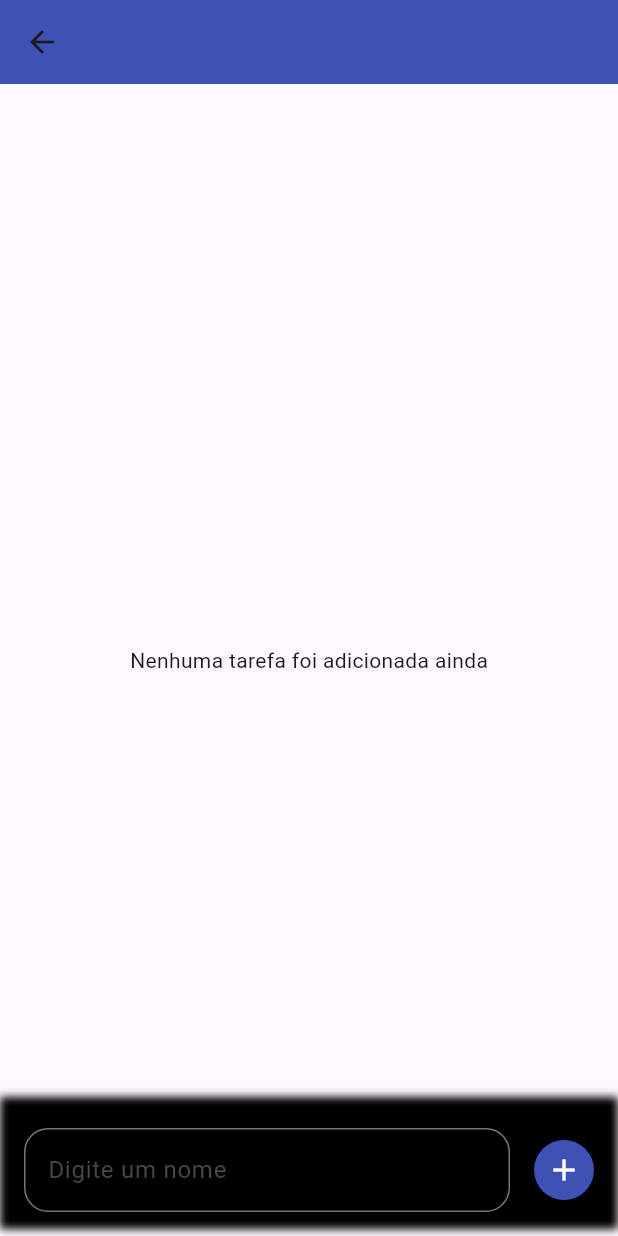
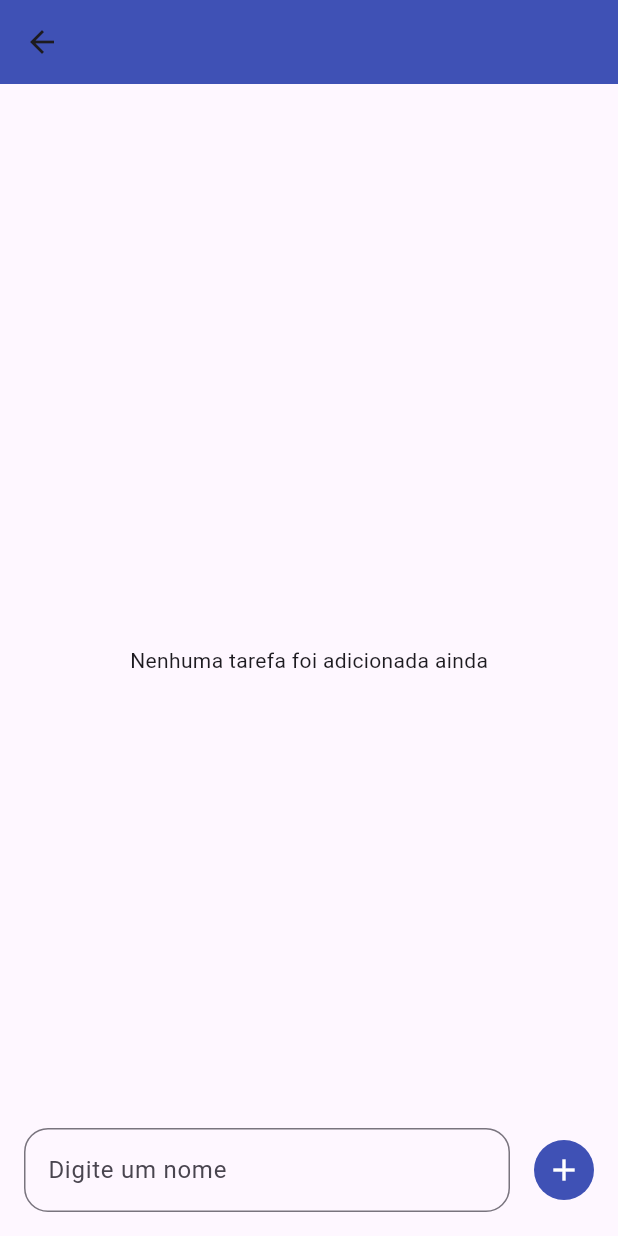
Before and after one commit to Murilo-Furlaneto/Aula_Cubit, a Flutter app: the HomePage screen opened directly with empty values, on a phone screen of 412 x 824 dp. Run offline on Flutter 3.47's test engine with Material 3 defaults, Android fonts, the phone set to English and light mode, and no system bars; our stand-ins replace bloc, flutter_bloc.

Commit message:
atualização de arquivos

```diff
--- a/lib/view/pages/home_page.dart
+++ b/lib/view/pages/home_page.dart
@@ -27,13 +27,7 @@ class _HomePageState extends State<HomePage> {
   void initState() {
     super.initState();
     cubit = BlocProvider.of<TodoCubit>(context);
-    cubit.stream.listen((state){
-      if(state is ErrorTodoState){
-        ScaffoldMessenger.of(context).showSnackBar(
-          SnackBar(content: Text(state.message))
-        );
-      }
-    });
+
   }
 
   @override
@@ -46,17 +40,16 @@ class _HomePageState extends State<HomePage> {
           BlocBuilder(
             bloc: cubit,
             builder: (context, state) {
-              if (state is InitialTodoState) {
-                return Center(
-                  child: Text("Nenhuma tarefa foi adicionada ainda"),
-                );
-              } else if (state is LoadingTodoState) {
+             if (state is LoadingTodoState) {
                 return const Center(child: CircularProgressIndicator());
               } else if (state is LoadedTodoState) {
                 return TodoLsitWidget(todos: state.todos, cubit: cubit,);
-              } else {
-                return TodoLsitWidget(todos: cubit.todos, cubit: cubit,);
+              } else  if (state is ErrorTodoState) {
+                return  Center(child: Text("Erro: ${state.message}"),);
               }
+              return Center(
+                  child: Text("Nenhuma tarefa foi adicionada ainda"),
+                );
             },
           ),
           Positioned(
@@ -64,15 +57,6 @@ class _HomePageState extends State<HomePage> {
             left: 0,
             right: 0,
             child: Container(
-              decoration: BoxDecoration(
-                boxShadow: [
-                  BoxShadow(
-                    color: Colors.black,
-                    offset: const Offset(0, -5),
-                    blurRadius: 4,
-                  ),
-                ],
-              ),
               padding: const EdgeInsets.all(16),
               child: SafeArea(
                 child: Row(
--- a/lib/view/pages/post_page.dart
+++ b/lib/view/pages/post_page.dart
@@ -45,7 +45,7 @@ class _PostPageState extends State<PostPage> {
           const SizedBox(height: 20),
           if (_showList)
             Expanded(
-              child: BlocBuilder(
+              child: BlocBuilder<PostCubit, ApiState>(
                 bloc: cubit,
                 builder: (context, state) {
                    if (state is InitialState) {
```
